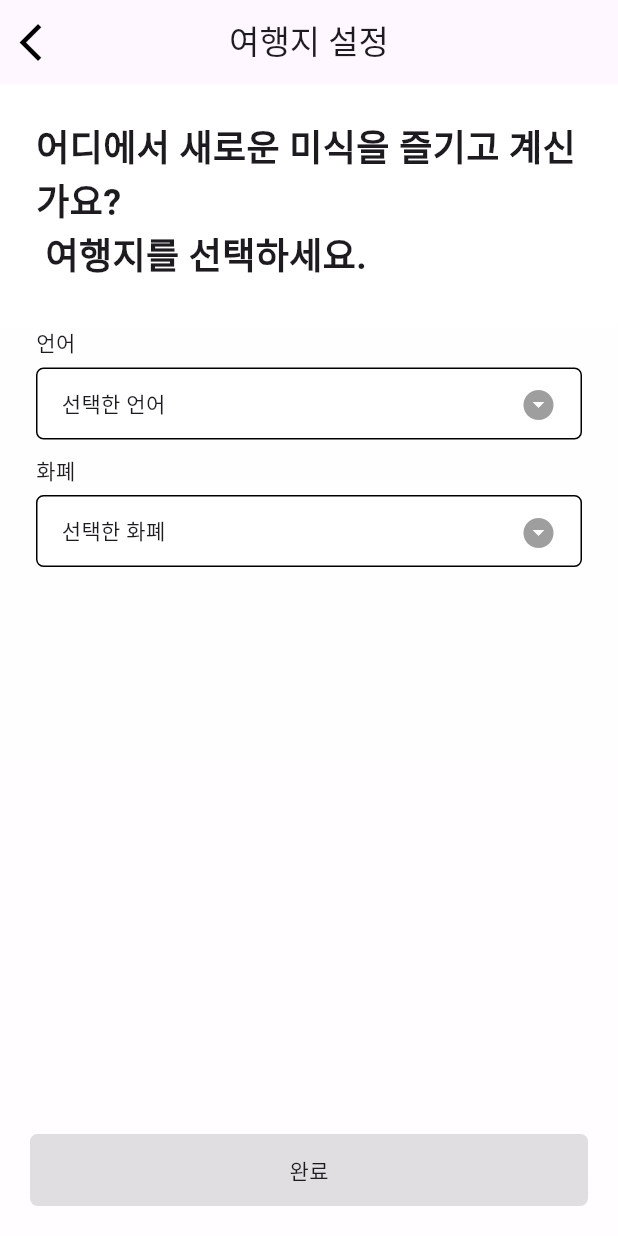
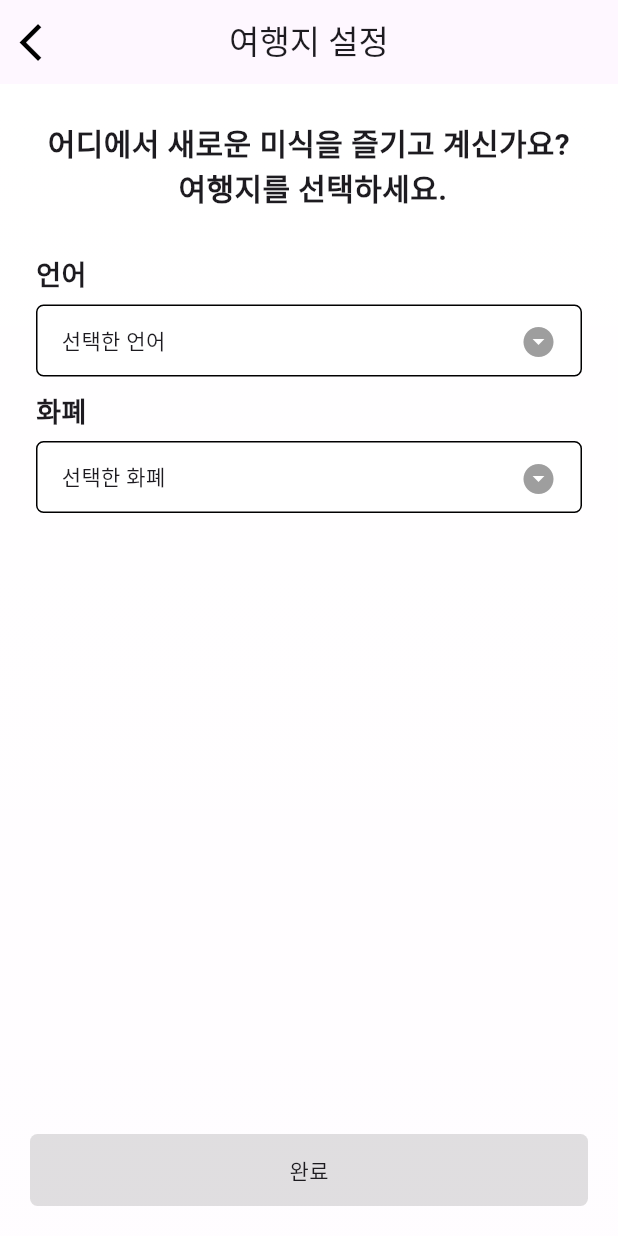
Before and after one commit to Team-FoodiePass/FoodiePass-Android, a Flutter app: the DestinationSettingPage screen opened directly with empty values, on a phone screen of 412 x 824 dp. Run offline on Flutter 3.47's test engine with Material 3 defaults, Android fonts, the phone set to English and light mode, and no system bars.

Commit message:
[#7] fix: 글씨 가운데 정렬 및 크기 조정

```diff
--- a/lib/pages/destination_setting_page.dart
+++ b/lib/pages/destination_setting_page.dart
@@ -11,13 +11,13 @@ class DestinationSettingPage extends StatefulWidget {
 }
 
 class DestinationSettingPageState extends State<DestinationSettingPage> {
+
   @override
   Widget build(BuildContext context) {
     return Scaffold(
       appBar: AppBar(
         title: const Text("여행지 설정"),
         centerTitle: true,
-        // 나중에 IconButton 으로 변경 필요
         leading: SizedBox(
           width: 100,
           height: 50,
@@ -28,9 +28,9 @@ class DestinationSettingPageState extends State<DestinationSettingPage> {
             child: Container(
               alignment: Alignment.center,
               child: const Icon(
-                Icons.arrow_back_ios, // 뒤로 가기 아이콘
-                size: 30, // 아이콘 크기 설정
-                color: Colors.black, // 아이콘 색상 설정
+                Icons.arrow_back_ios,
+                size: 30,
+                color: Colors.black,
               ),
             ),
           ),
@@ -51,14 +51,18 @@ class DestinationSettingPageState extends State<DestinationSettingPage> {
                 alignment: Alignment.center,
                 child: Text(
                   "어디에서 새로운 미식을 즐기고 계신가요?\n 여행지를 선택하세요.",
+                  textAlign: TextAlign.center,
                   style: TextStyle(
-                    fontSize: 24, // 텍스트 크기
+                    fontSize: 20, // 텍스트 크기
                     fontWeight: FontWeight.bold,
                   ),
                 ),
               ),
               const SizedBox(height: 30),
-              const Text("언어"),
+              const Text(
+                "언어",
+                style: TextStyle(fontSize: 18, fontWeight: FontWeight.bold),
+              ),
               const SizedBox(height: 7),
               GestureDetector(
                 onTap: () {
@@ -87,7 +91,10 @@ class DestinationSettingPageState extends State<DestinationSettingPage> {
                 ),
               ),
               const SizedBox(height: 10),
-              const Text("화폐"),
+              const Text(
+                "화폐",
+                style: TextStyle(fontSize: 18, fontWeight: FontWeight.bold),
+              ),
               const SizedBox(height: 7),
               GestureDetector(
                 onTap: () {
```
